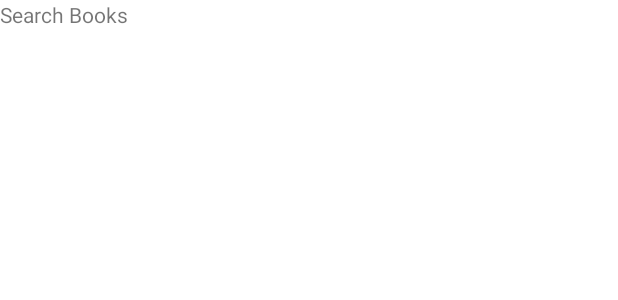
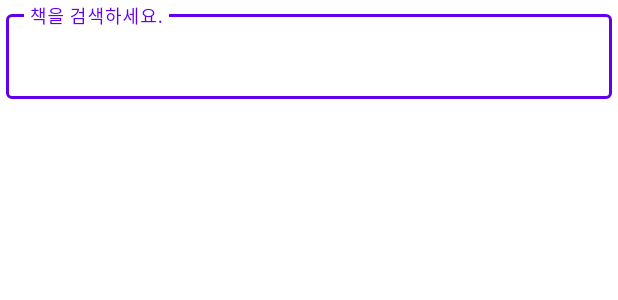
Before and after one commit to jminie-o8o/BookSearchApp, an Android app: the layout fragment_search.xml on its own in the app's theme, with its tools: preview values and no code run, on a phone screen of 412 x 824 dp. Shown: the top 300 px of the screen. Run offline under Robolectric (Android 15) with nearby library versions, the phone set to English and light mode, and no system bars.

Commit message:
feature: fragment_search xml 구현

```diff
--- a/app/src/main/res/layout/fragment_search.xml
+++ b/app/src/main/res/layout/fragment_search.xml
@@ -1,13 +1,39 @@
 <?xml version="1.0" encoding="utf-8"?>
 <androidx.constraintlayout.widget.ConstraintLayout xmlns:android="http://schemas.android.com/apk/res/android"
+    xmlns:app="http://schemas.android.com/apk/res-auto"
     xmlns:tools="http://schemas.android.com/tools"
     android:layout_width="match_parent"
     android:layout_height="match_parent"
     tools:context=".ui.view.SearchFragment">
 
-    <TextView
-        android:layout_width="match_parent"
-        android:layout_height="match_parent"
-        android:text="@string/search" />
+    <com.google.android.material.textfield.TextInputLayout
+        android:id="@+id/tl_search"
+        style="@style/Widget.MaterialComponents.TextInputLayout.OutlinedBox"
+        android:layout_width="0dp"
+        android:layout_height="wrap_content"
+        android:hint="책을 검색하세요."
+        android:padding="4dp"
+        app:endIconMode="clear_text"
+        app:layout_constraintEnd_toEndOf="parent"
+        app:layout_constraintStart_toStartOf="parent"
+        app:layout_constraintTop_toTopOf="parent">
+
+        <com.google.android.material.textfield.TextInputEditText
+            android:id="@+id/et_search"
+            android:layout_width="match_parent"
+            android:layout_height="match_parent"
+            android:inputType="textAutoComplete" />
+
+    </com.google.android.material.textfield.TextInputLayout>
+
+    <androidx.recyclerview.widget.RecyclerView
+        android:id="@+id/rv_search_result"
+        android:layout_width="0dp"
+        android:layout_height="0dp"
+        android:scrollbars="vertical"
+        app:layout_constraintBottom_toBottomOf="parent"
+        app:layout_constraintEnd_toEndOf="parent"
+        app:layout_constraintStart_toStartOf="parent"
+        app:layout_constraintTop_toBottomOf="@id/tl_search" />
 
 </androidx.constraintlayout.widget.ConstraintLayout>
```
